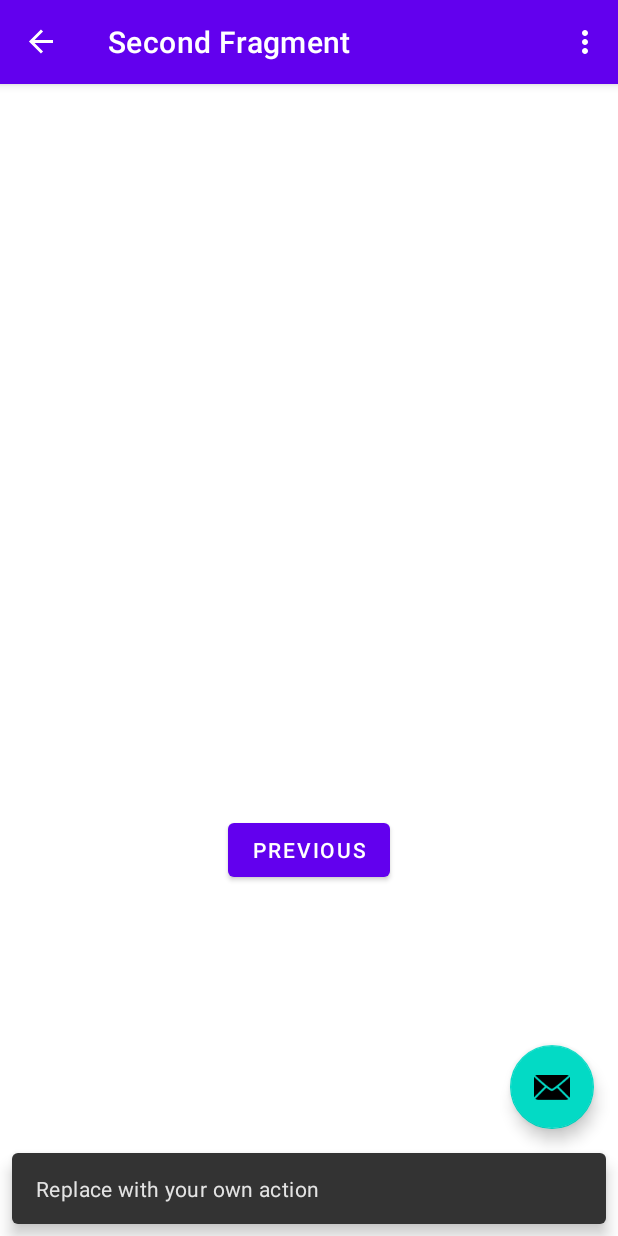
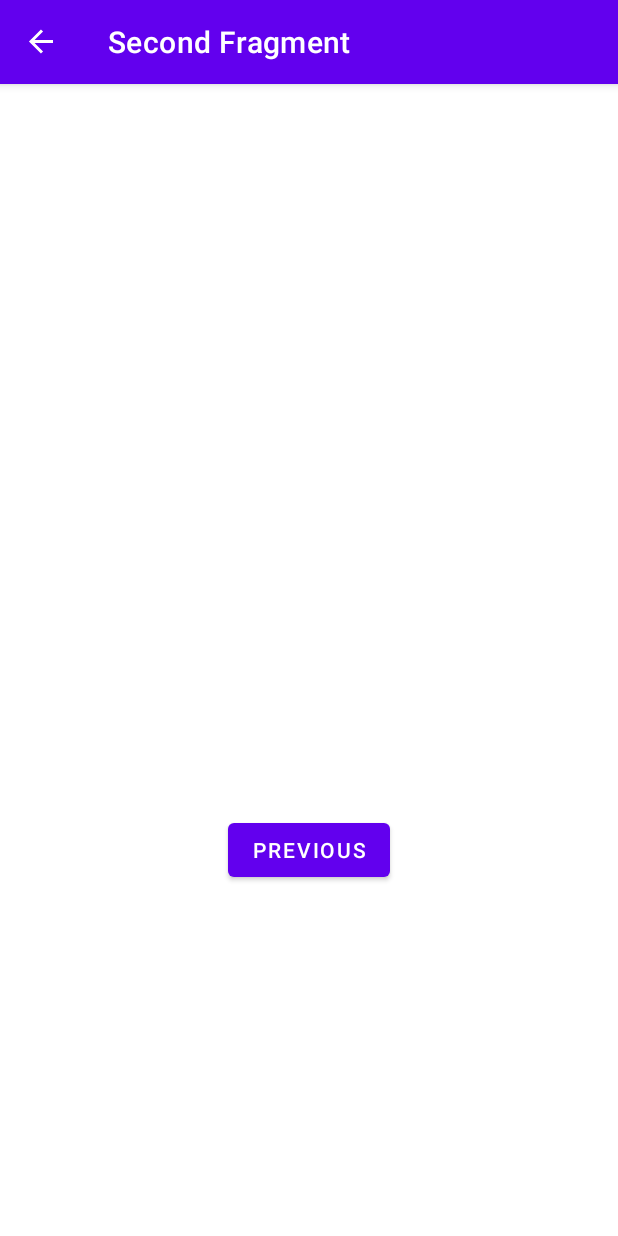
Before and after one commit to gaxinim/Aplicativo_ciclano, an Android app: the screen it shows after launch (MainActivity), after a tap on "NEXT", on a phone screen of 412 x 824 dp. Run offline under Robolectric (Android 15) with nearby library versions, the phone set to English and light mode, and no system bars; our stand-ins replace navigation-ui; 1 other tap on this screen came first.

Commit message:
removido options menu e fab button

```diff
--- a/app/src/main/java/com/example/projeto_ciclano/MainActivity.java
+++ b/app/src/main/java/com/example/projeto_ciclano/MainActivity.java
@@ -21,13 +21,12 @@ import android.view.MenuItem;
 public class MainActivity extends AppCompatActivity {
 
     private AppBarConfiguration appBarConfiguration;
-    private ActivityMainBinding binding;
 
     @Override
     protected void onCreate(Bundle savedInstanceState) {
         super.onCreate(savedInstanceState);
 
-        binding = ActivityMainBinding.inflate(getLayoutInflater());
+        ActivityMainBinding binding = ActivityMainBinding.inflate(getLayoutInflater());
         setContentView(binding.getRoot());
 
         setSupportActionBar(binding.toolbar);
@@ -35,36 +34,6 @@ public class MainActivity extends AppCompatActivity {
         NavController navController = Navigation.findNavController(this, R.id.nav_host_fragment_content_main);
         appBarConfiguration = new AppBarConfiguration.Builder(navController.getGraph()).build();
         NavigationUI.setupActionBarWithNavController(this, navController, appBarConfiguration);
-
-        binding.fab.setOnClickListener(new View.OnClickListener() {
-            @Override
-            public void onClick(View view) {
-                Snackbar.make(view, "Replace with your own action", Snackbar.LENGTH_LONG)
-                        .setAction("Action", null).show();
-            }
-        });
-    }
-
-    @Override
-    public boolean onCreateOptionsMenu(Menu menu) {
-        // Inflate the menu; this adds items to the action bar if it is present.
-        getMenuInflater().inflate(R.menu.menu_main, menu);
-        return true;
-    }
-
-    @Override
-    public boolean onOptionsItemSelected(MenuItem item) {
-        // Handle action bar item clicks here. The action bar will
-        // automatically handle clicks on the Home/Up button, so long
-        // as you specify a parent activity in AndroidManifest.xml.
-        int id = item.getItemId();
-
-        //noinspection SimplifiableIfStatement
-        if (id == R.id.action_settings) {
-            return true;
-        }
-
-        return super.onOptionsItemSelected(item);
     }
 
     @Override
--- a/app/src/main/res/layout/activity_main.xml
+++ b/app/src/main/res/layout/activity_main.xml
@@ -22,13 +22,4 @@
 
     <include layout="@layout/content_main" />
 
-    <com.google.android.material.floatingactionbutton.FloatingActionButton
-        android:id="@+id/fab"
-        android:layout_width="wrap_content"
-        android:layout_height="wrap_content"
-        android:layout_gravity="bottom|end"
-        android:layout_marginEnd="@dimen/fab_margin"
-        android:layout_marginBottom="16dp"
-        app:srcCompat="@android:drawable/ic_dialog_email" />
-
 </androidx.coordinatorlayout.widget.CoordinatorLayout>
```
